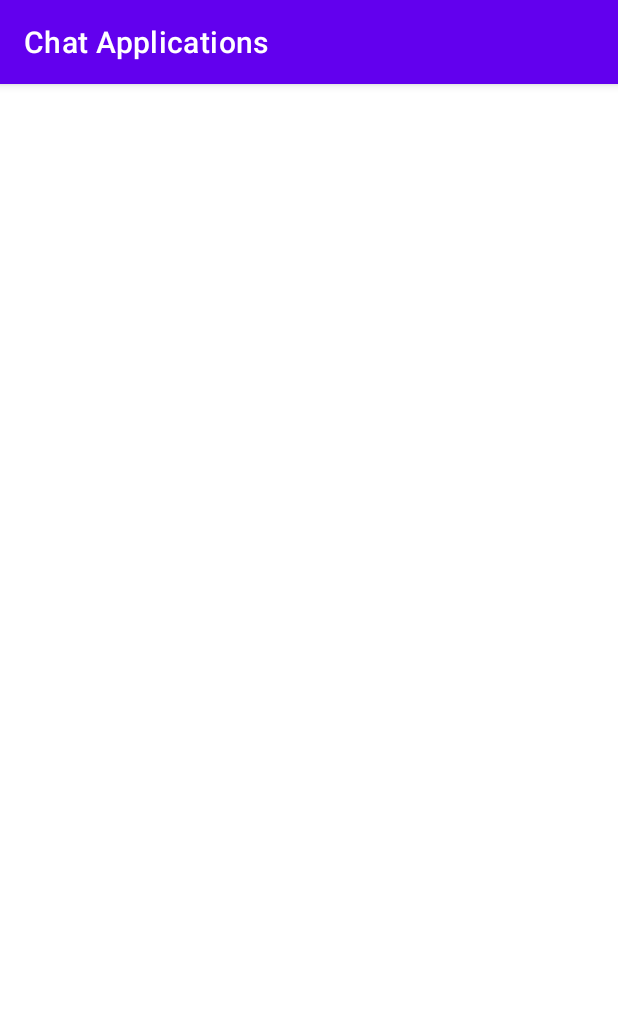
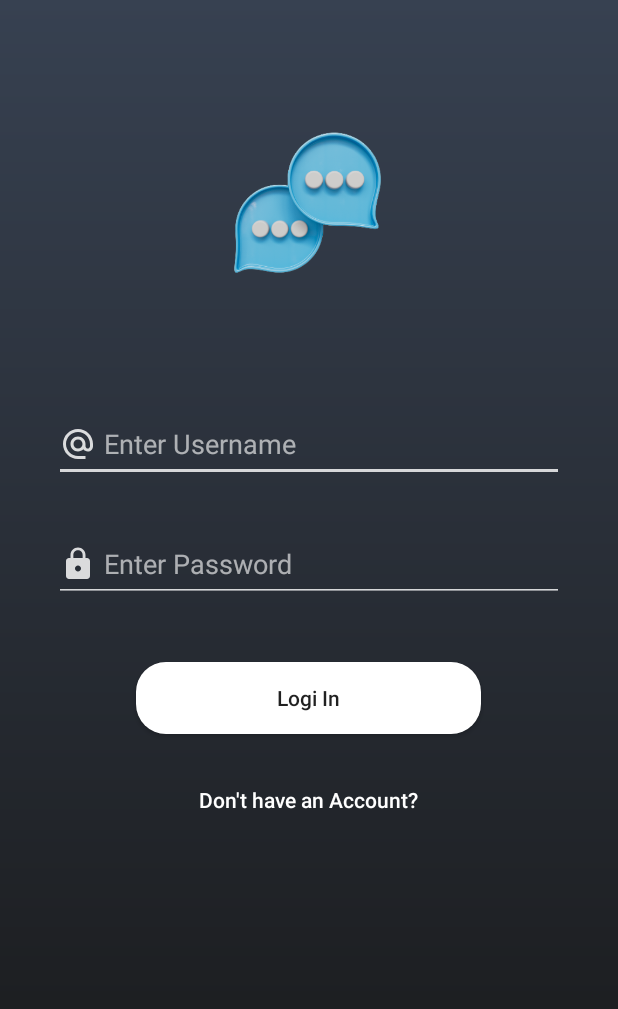
Before and after one commit to SheltonFr/Group-Chat-Application, an Android app: the AuthActivity screen opened directly, with no data from a screen before it, on a phone screen of 412 x 824 dp. Shown: the top 1009 px of the screen. Run offline under Robolectric (Android 15) with nearby library versions, the phone set to English and light mode, and no system bars.

Commit message:
feat: Sign in Fragment Ui

```diff
--- /dev/null
+++ b/app/src/main/java/dev/isutc/chatapplications/ui/fragments/SignFragment.java
@@ -0,0 +1,30 @@
+package dev.isutc.chatapplications.ui.fragments;
+
+import android.os.Bundle;
+
+import androidx.fragment.app.Fragment;
+
+import android.view.LayoutInflater;
+import android.view.View;
+import android.view.ViewGroup;
+
+import dev.isutc.chatapplications.R;
+import dev.isutc.chatapplications.databinding.FragmentSiginBinding;
+
+
+public class SignFragment extends Fragment {
+
+    private FragmentSiginBinding binding;
+
+    public SignFragment() {
+        // Required empty public constructor
+    }
+
+
+    @Override
+    public View onCreateView(LayoutInflater inflater, ViewGroup container,
+                             Bundle savedInstanceState) {
+        binding = FragmentSiginBinding.inflate(inflater, container, false);
+        return binding.getRoot();
+    }
+}
--- /dev/null
+++ b/app/src/main/res/drawable/baseline_alternate_email_24.xml
@@ -0,0 +1,5 @@
+<vector android:alpha="0.83" android:height="24dp"
+    android:tint="#FFFFFF" android:viewportHeight="24"
+    android:viewportWidth="24" android:width="24dp" xmlns:android="http://schemas.android.com/apk/res/android">
+    <path android:fillColor="@android:color/white" android:pathData="M12,2C6.48,2 2,6.48 2,12s4.48,10 10,10h5v-2h-5c-4.34,0 -8,-3.66 -8,-8s3.66,-8 8,-8 8,3.66 8,8v1.43c0,0.79 -0.71,1.57 -1.5,1.57s-1.5,-0.78 -1.5,-1.57L17,12c0,-2.76 -2.24,-5 -5,-5s-5,2.24 -5,5 2.24,5 5,5c1.38,0 2.64,-0.56 3.54,-1.47 0.65,0.89 1.77,1.47 2.96,1.47 1.97,0 3.5,-1.6 3.5,-3.57L22,12c0,-5.52 -4.48,-10 -10,-10zM12,15c-1.66,0 -3,-1.34 -3,-3s1.34,-3 3,-3 3,1.34 3,3 -1.34,3 -3,3z"/>
+</vector>
--- /dev/null
+++ b/app/src/main/res/drawable/baseline_lock_24.xml
@@ -0,0 +1,5 @@
+<vector android:alpha="0.83" android:height="24dp"
+    android:tint="#FFFFFF" android:viewportHeight="24"
+    android:viewportWidth="24" android:width="24dp" xmlns:android="http://schemas.android.com/apk/res/android">
+    <path android:fillColor="@android:color/white" android:pathData="M18,8h-1L17,6c0,-2.76 -2.24,-5 -5,-5S7,3.24 7,6v2L6,8c-1.1,0 -2,0.9 -2,2v10c0,1.1 0.9,2 2,2h12c1.1,0 2,-0.9 2,-2L20,10c0,-1.1 -0.9,-2 -2,-2zM12,17c-1.1,0 -2,-0.9 -2,-2s0.9,-2 2,-2 2,0.9 2,2 -0.9,2 -2,2zM15.1,8L8.9,8L8.9,6c0,-1.71 1.39,-3.1 3.1,-3.1 1.71,0 3.1,1.39 3.1,3.1v2z"/>
+</vector>
--- /dev/null
+++ b/app/src/main/res/drawable/bg_auth_gradient.xml
@@ -0,0 +1,4 @@
+<?xml version="1.0" encoding="utf-8"?>
+<shape android:shape="rectangle" xmlns:android="http://schemas.android.com/apk/res/android">
+ <gradient android:startColor="#374151"  android:endColor="#171717" android:angle="270"/>
+</shape>
--- /dev/null
+++ b/app/src/main/res/drawable/button_rounded_shape.xml
@@ -0,0 +1,5 @@
+<?xml version="1.0" encoding="utf-8"?>
+<shape android:shape="rectangle" xmlns:android="http://schemas.android.com/apk/res/android">
+    <solid android:color="@color/white"/>
+    <corners android:radius="20dp"/>
+</shape>
--- a/app/src/main/res/layout/activity_auth.xml
+++ b/app/src/main/res/layout/activity_auth.xml
@@ -4,6 +4,32 @@
     xmlns:tools="http://schemas.android.com/tools"
     android:layout_width="match_parent"
     android:layout_height="match_parent"
+    android:background="@drawable/bg_auth_gradient"
     tools:context=".ui.activities.AuthActivity">
 
+
+    <ImageView
+        android:id="@+id/imageView"
+        android:layout_width="0dp"
+        android:layout_height="169dp"
+        android:layout_marginStart="16dp"
+        android:layout_marginTop="52dp"
+        android:layout_marginEnd="16dp"
+        app:layout_constraintEnd_toEndOf="parent"
+        app:layout_constraintStart_toStartOf="parent"
+        app:layout_constraintTop_toTopOf="parent"
+        app:srcCompat="@drawable/logo_icon" />
+
+    <androidx.fragment.app.FragmentContainerView
+        android:id="@+id/fragmentContainerView"
+        android:name="dev.isutc.chatapplications.ui.fragments.SignFragment"
+        android:layout_width="0dp"
+        android:layout_height="wrap_content"
+        android:layout_marginTop="50dp"
+        app:layout_constraintEnd_toEndOf="@+id/imageView"
+        app:layout_constraintStart_toStartOf="@+id/imageView"
+        app:layout_constraintTop_toBottomOf="@+id/imageView"
+        tools:layout="@layout/fragment_sigin" />
+
+
 </androidx.constraintlayout.widget.ConstraintLayout>
--- /dev/null
+++ b/app/src/main/res/layout/fragment_sigin.xml
@@ -0,0 +1,60 @@
+<?xml version="1.0" encoding="utf-8"?>
+<RelativeLayout xmlns:android="http://schemas.android.com/apk/res/android"
+    xmlns:app="http://schemas.android.com/apk/res-auto"
+    xmlns:tools="http://schemas.android.com/tools"
+    android:layout_width="match_parent"
+    android:layout_height="match_parent"
+    tools:context=".ui.fragments.SignFragment"
+    android:paddingHorizontal="20dp"
+    tools:showIn="@layout/activity_auth">
+
+
+    <EditText
+        android:id="@+id/emailInput"
+        android:layout_width="match_parent"
+        android:layout_height="50dp"
+        android:textColor="@color/white"
+        android:inputType="textEmailAddress"
+        android:hint="Enter Username"
+        android:backgroundTint="#CEFFFFFF"
+        android:drawablePadding="5dp"
+        android:drawableLeft="@drawable/baseline_alternate_email_24"
+        android:textColorHint="#9EFFFFFF"/>
+
+    <EditText
+        android:id="@+id/passwordInput"
+        android:layout_width="match_parent"
+        android:layout_height="50dp"
+        android:inputType="textPassword"
+        android:hint="Enter Password"
+        android:textColor="@color/white"
+        android:backgroundTint="#CEFFFFFF"
+        android:drawablePadding="5dp"
+        android:layout_below="@id/emailInput"
+        android:layout_marginTop="30dp"
+        android:drawableLeft="@drawable/baseline_lock_24"
+        android:textColorHint="#9EFFFFFF"/>
+
+    <androidx.appcompat.widget.AppCompatButton
+        android:id="@+id/loginBtn"
+        android:layout_width="230dp"
+        android:layout_height="48dp"
+        android:layout_below="@id/passwordInput"
+        android:text="Logi In"
+        android:textAllCaps="false"
+        android:layout_marginTop="40dp"
+        android:layout_centerHorizontal="true"
+        android:background="@drawable/button_rounded_shape" />
+
+    <androidx.appcompat.widget.AppCompatButton
+        android:layout_width="wrap_content"
+        android:layout_height="48dp"
+        android:layout_below="@id/loginBtn"
+        android:textColor="@color/white"
+        android:text="Don't have an Account?"
+        android:background="@android:color/transparent"
+        android:textAllCaps="false"
+        android:layout_marginTop="20dp"
+        android:layout_centerHorizontal="true" />
+
+</RelativeLayout>
--- a/app/src/main/res/values-night/themes.xml
+++ /dev/null
@@ -1,16 +0,0 @@
-<resources xmlns:tools="http://schemas.android.com/tools">
-    <!-- Base application theme. -->
-    <style name="Theme.ChatApplications" parent="Theme.MaterialComponents.DayNight.DarkActionBar">
-        <!-- Primary brand color. -->
-        <item name="colorPrimary">@color/purple_200</item>
-        <item name="colorPrimaryVariant">@color/purple_700</item>
-        <item name="colorOnPrimary">@color/black</item>
-        <!-- Secondary brand color. -->
-        <item name="colorSecondary">@color/teal_200</item>
-        <item name="colorSecondaryVariant">@color/teal_200</item>
-        <item name="colorOnSecondary">@color/black</item>
-        <!-- Status bar color. -->
-        <item name="android:statusBarColor">?attr/colorPrimaryVariant</item>
-        <!-- Customize your theme here. -->
-    </style>
-</resources>
--- a/app/src/main/res/values/strings.xml
+++ b/app/src/main/res/values/strings.xml
@@ -1,3 +1,5 @@
 <resources>
     <string name="app_name">Chat Applications</string>
+    <!-- TODO: Remove or change this placeholder text -->
+    <string name="hello_blank_fragment">Hello blank fragment</string>
 </resources>
--- a/app/src/main/res/values/themes.xml
+++ b/app/src/main/res/values/themes.xml
@@ -1,6 +1,6 @@
 <resources xmlns:tools="http://schemas.android.com/tools">
     <!-- Base application theme. -->
-    <style name="Theme.ChatApplications" parent="Theme.MaterialComponents.DayNight.DarkActionBar">
+    <style name="Theme.ChatApplications" parent="Theme.MaterialComponents.DayNight.NoActionBar">
         <!-- Primary brand color. -->
         <item name="colorPrimary">@color/purple_500</item>
         <item name="colorPrimaryVariant">@color/purple_700</item>
```
Also changed, not shown: app/src/main/res/drawable/logo_icon.png (added).
